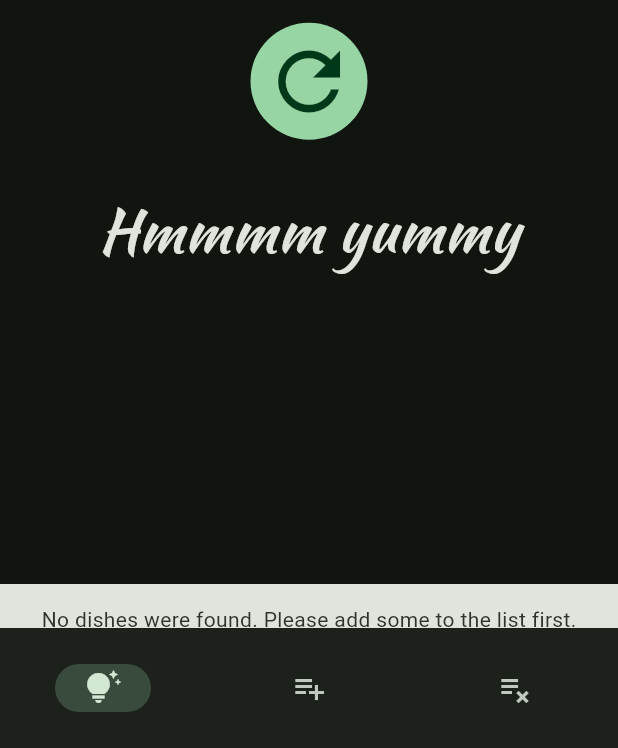
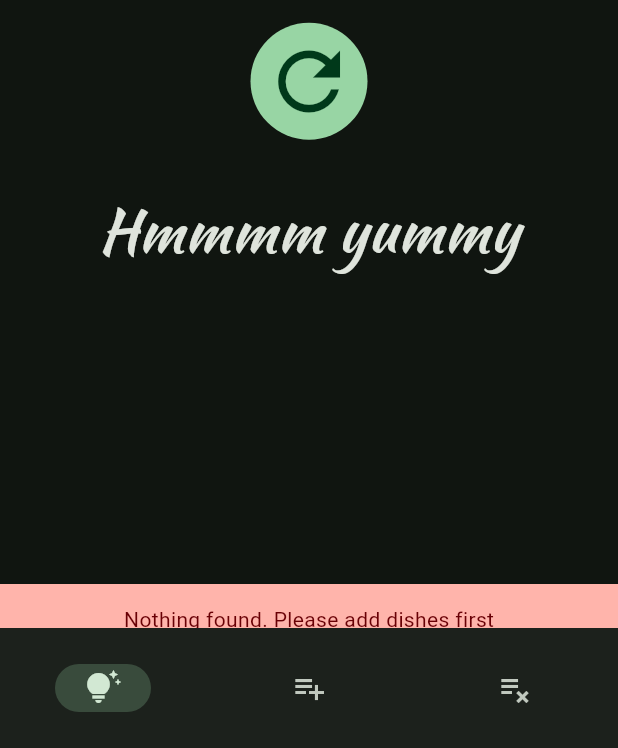
Before and after one commit to rob32/happy_dish, a Flutter app: the screen it shows after launch, after a tap on the "play arrow" icon, on a phone screen of 412 x 824 dp, the part 488-1236 px from its top. Run offline on Flutter 3.47's test engine with Material 2 defaults, Android fonts, the light colour scheme and no system bars; drawn by our look-alikes of animated_text_kit; our stand-ins replace flutter_riverpod, riverpod_annotation, shared_preferences; generated files the repository leaves out were written again.

Commit message:
refactor: SnackBar color and text

```diff
--- a/lib/widgets/random_text.dart
+++ b/lib/widgets/random_text.dart
@@ -41,11 +41,17 @@ class RandomText extends ConsumerWidget {
             onFinished: () {
               if (randomDish == "Diet?!") {
                 ScaffoldMessenger.of(context).showSnackBar(
-                  const SnackBar(
+                  SnackBar(
+                    backgroundColor: Theme.of(context).colorScheme.error,
                     content: Center(
-                        child: Text('No dishes were found. '
-                            'Please add some to the list first.')),
-                    duration: Duration(milliseconds: 2500),
+                      child: Text(
+                        'Nothing found. Please add dishes first',
+                        style: TextStyle(
+                          color: Theme.of(context).colorScheme.onError,
+                        ),
+                      ),
+                    ),
+                    duration: const Duration(milliseconds: 2000),
                   ),
                 );
               }
```
Also changed, not shown: lib/screens/add_screen.dart (+10 -2 lines).
